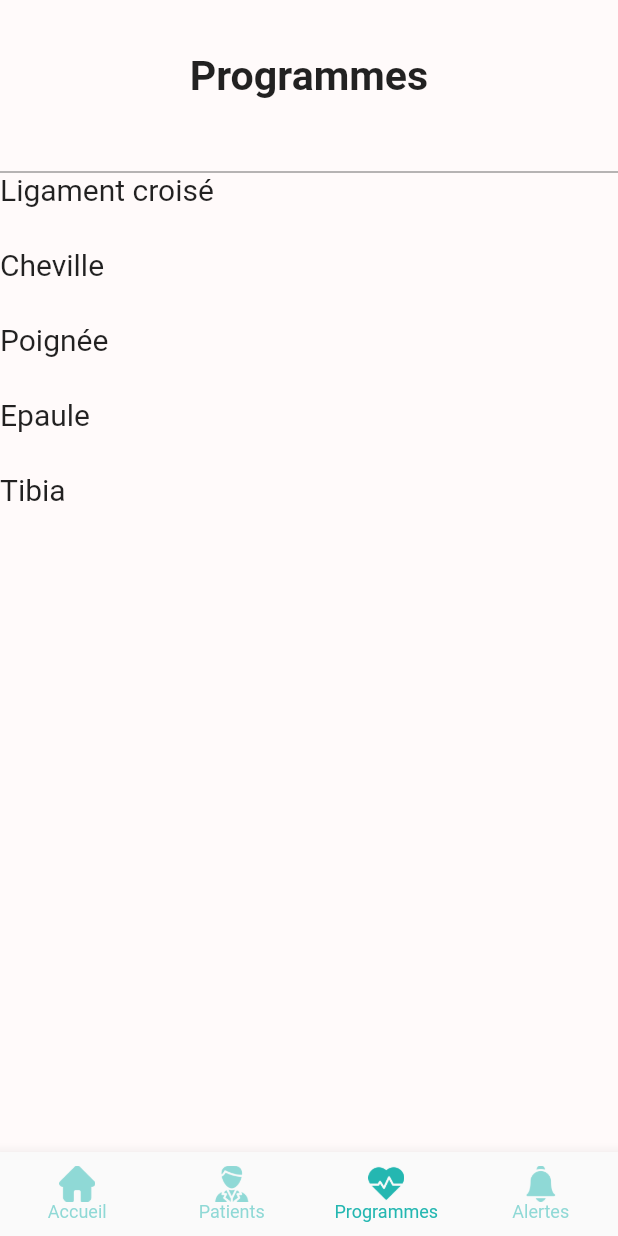
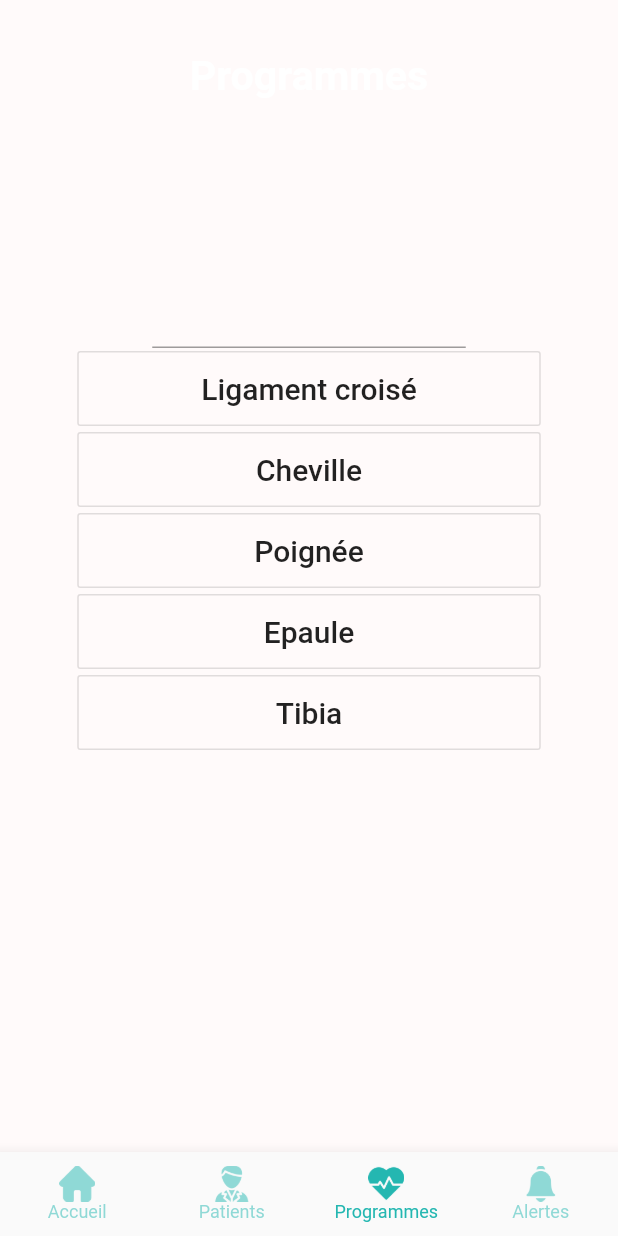
Before and after one commit to hachettea/kimnesik, a Flutter app: the screen it shows after launch, item 3 of the bottom bar chosen, on a phone screen of 412 x 824 dp. Run offline on Flutter 3.47's test engine with Material 2 defaults, Android fonts, the phone set to English and light mode, and no system bars.

Commit message:
Liste des programmes

```diff
--- a/lib/view/listeprogrammes.dart
+++ b/lib/view/listeprogrammes.dart
@@ -39,25 +39,41 @@ class ListeProgrammesState extends State<ListeProgrammes> {
                 padding: const EdgeInsets.only(left: 10, top: 35.2, right: 10),
                 child: RichText(
                   text: TextSpan(
-                    style: DefaultTextStyle.of(context).style,
-                    children: [
-                      TextSpan(
                       text: "Programmes",
                       style: TextStyle(
                         fontWeight: FontWeight.bold,
                         fontSize: 27.4,
                         //color: Color(0xff24B7B1)
                       )),
+                )),
+            /*Text(
+                  "KimnésiK",
+                  style: TextStyle(fontWeight: FontWeight.bold, fontSize: 27.4),
+                )),*/
           ],
         ),
-                )),
-          ],
+        Expanded(
+          flex: 4,
+          child: (Row(children: [
+            Spacer(
+              flex: 1,
+            ),
+            Expanded(
+              flex: 6,
+              child: Column(
+                mainAxisAlignment: MainAxisAlignment.center,
+                crossAxisAlignment: CrossAxisAlignment.center,
+                children: [
+                  Spacer(
+                    flex: 1,
                   ),
                   Expanded(
                       flex: 4,
                       child: Column(
                         children: <Widget>[
-                TextField(
+                          Container(
+                            margin: EdgeInsets.fromLTRB(50, 0, 50, 0),
+                            child: TextField(
                               controller: textController,
                               textAlign: TextAlign.center,
                               style: TextStyle(
@@ -67,21 +83,28 @@ class ListeProgrammesState extends State<ListeProgrammes> {
                                 text = text.toLowerCase();
                                 setState(() {
                                   filteredList = initialList
-                          .where(
-                              (element) => element.toLowerCase().contains(text))
+                                      .where((element) =>
+                                          element.toLowerCase().contains(text))
                                       .toList();
                                 });
                               },
                             ),
-                if (filteredList.length == 0 && textController.text.isEmpty)
+                          ),
+                          if (filteredList.length == 0 &&
+                              textController.text.isEmpty)
                             Expanded(
                                 child: ListView.builder(
                                     itemCount: initialList.length,
                                     itemBuilder: (BuildContext context, index) {
                                       return Container(
                                         height: 50,
+                                        margin: EdgeInsets.fromLTRB(0, 2, 0, 2),
+                                        child: OutlineButton(
+                                            onPressed: () => {},
+                                            color: Colors.white,
                                             child: Text(initialList[index],
-                                  style: TextStyle(fontSize: 20)),
+                                                style:
+                                                    TextStyle(fontSize: 20))),
                                       );
                                     }))
                           else if (filteredList.length == 0 &&
@@ -98,16 +121,91 @@ class ListeProgrammesState extends State<ListeProgrammes> {
                                   itemBuilder: (BuildContext context, index) {
                                     return Container(
                                       height: 50,
+                                      margin: EdgeInsets.fromLTRB(0, 2, 0, 2),
+                                      child: OutlineButton(
+                                          onPressed: () => {},
+                                          color: Colors.white,
                                           child: Text(filteredList[index],
                                               style: TextStyle(
                                                 fontSize: 20,
-                                )),
+                                              ))),
                                     );
                                   }),
                             ),
                         ],
-            ))
+                      )),
+                  Spacer(
+                    flex: 1,
+                  ),
+                ],
+              ),
+            ),
+            Spacer(
+              flex: 1,
+            ),
+          ])),
+        )
       ],
     );
+/*Expanded(
+                      flex: 1,
+                      child: OutlineButton(
+                        onPressed: () => {},
+                        color: Colors.white,
+                        child: Row(children: [
+                          Spacer(
+                            flex: 1,
+                          ),
+                          Expanded(
+                            child: Column(
+                                // Replace with a Row for horizontal icon + text
+                                mainAxisAlignment: MainAxisAlignment.center,
+                                crossAxisAlignment: CrossAxisAlignment.center,
+                                children: <Widget>[
+                                  Image.asset(
+                                    'assets/patient.png',
+                                    fit: BoxFit.fitHeight,
+                                    color: Color(0xff24B7B1),
+                                  ),
+                                  Text("Patients",
+                                      style: TextStyle(fontSize: 14.3))
+                                ]),
+                          ),
+                          Spacer(
+                            flex: 1,
+                          ),
+                        ]),
+                      )),
+                  Padding(
+                      padding:
+                          const EdgeInsets.only(left: 0, top: 15, right: 0)),
+                  Expanded(
+                    flex: 1,
+                    child: OutlineButton(
+                        onPressed: () => {},
+                        color: Colors.white,
+                        child: Row(children: [
+                          Spacer(
+                            flex: 1,
+                          ),
+                          Expanded(
+                              child: Column(
+                                  // Replace with a Row for horizontal icon + text
+                                  mainAxisAlignment: MainAxisAlignment.center,
+                                  crossAxisAlignment: CrossAxisAlignment.center,
+                                  children: <Widget>[
+                                Image.asset(
+                                  'assets/cardiogram.png',
+                                  fit: BoxFit.fitHeight,
+                                  color: Color(0xff24B7B1),
+                                ),
+                                Text("Programmes",
+                                    style: TextStyle(fontSize: 14.3))
+                              ])),
+                          Spacer(
+                            flex: 1,
+                          ),
+                        ])),
+                  ),*/
   }
 }
```
Lines whose indentation alone changed are shown as unchanged.
